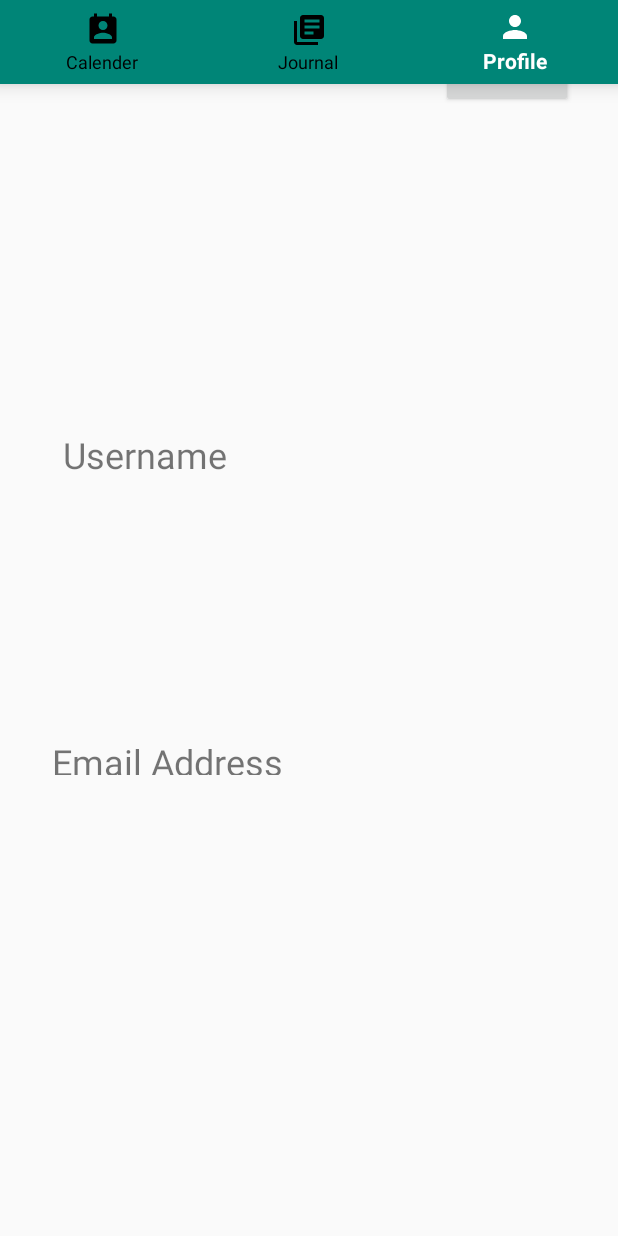
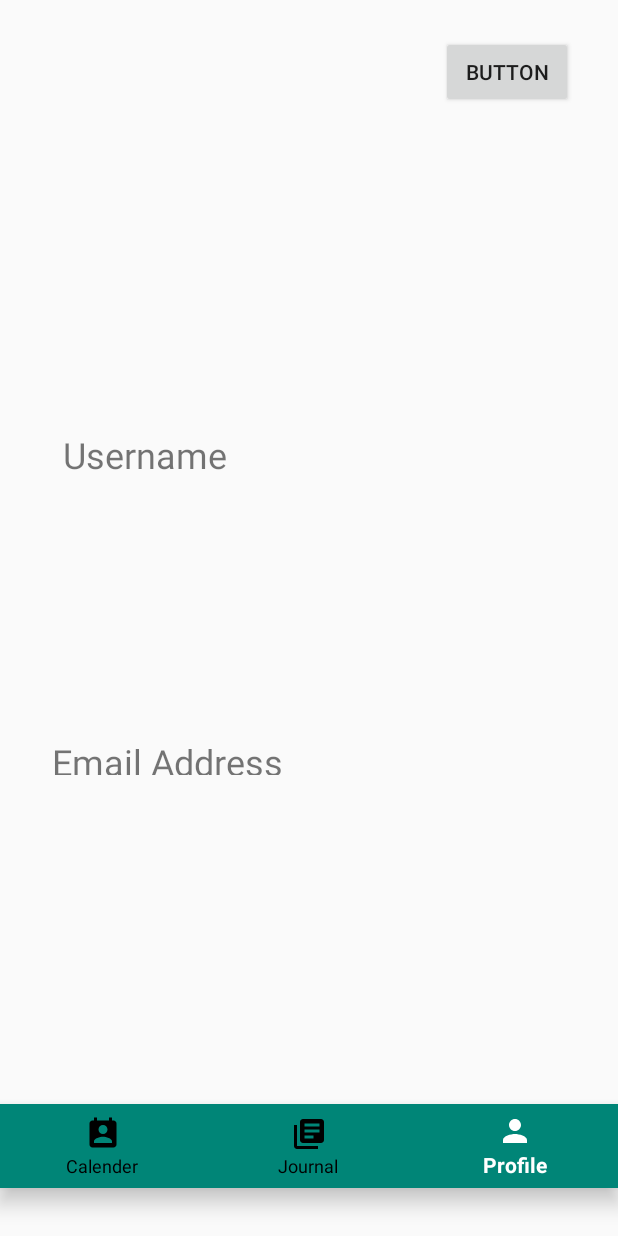
Before and after one commit to nelshaw/incrementum, an Android app: the profileActivity1 screen opened directly, with no data from a screen before it, on a phone screen of 412 x 824 dp. Run offline under Robolectric (Android 15) with nearby library versions, the light colour scheme and no system bars; our stand-ins replace ButterKnife; libraries missing offline, so code that uses them is left out: com.mongodb, com.mongodb.client, com.mongodb.stitch, org.bson; 7 statements that could not run were skipped.

Commit message:
Update activity_profile.xml

```diff
--- a/app/src/main/res/layout/activity_profile.xml
+++ b/app/src/main/res/layout/activity_profile.xml
@@ -11,12 +11,13 @@
         android:layout_width="match_parent"
         android:layout_height="wrap_content"
         android:layout_alignParentBottom="true"
+        android:layout_marginTop="176dp"
         app:itemBackground="@color/colorPrimary"
         app:itemIconTint="@drawable/selector"
         app:itemTextColor="@drawable/selector"
-        app:menu="@menu/menu_navigation"
-        tools:layout_editor_absoluteX="96dp"
-        tools:layout_editor_absoluteY="676dp" />
+        app:layout_constraintStart_toStartOf="parent"
+        app:layout_constraintTop_toBottomOf="@+id/emailText"
+        app:menu="@menu/menu_navigation" />
 
     <TextView
         android:id="@+id/textView7"
```
